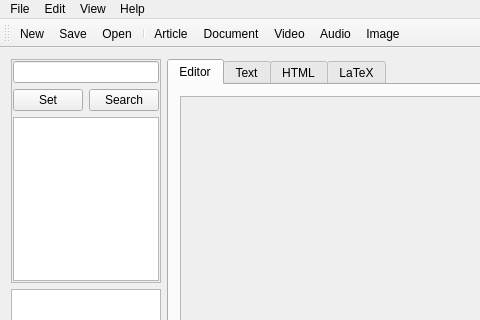
The window that mainwindow.ui (mdamien/NotesManager) describes before a commit, drawn with Qt 5; both pictures show x 0 to 480 and y 0 to 320 of the 720 by 464 pixel window.
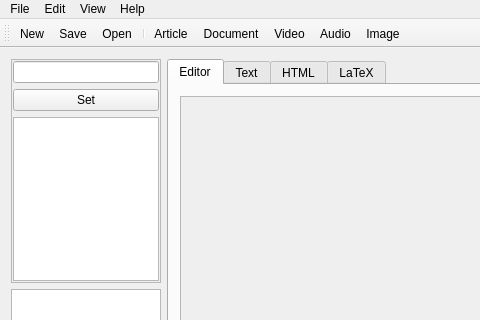
The same window after the commit. Icons and pictures are not drawn.

Commit message: close note + tag update

Diff of the .ui file:
```diff
--- a/mainwindow.ui
+++ b/mainwindow.ui
@@ -65,13 +65,6 @@
                </property>
               </widget>
              </item>
-             <item>
-              <widget class="QPushButton" name="tag_search">
-               <property name="text">
-                <string>Search</string>
-               </property>
-              </widget>
-             </item>
             </layout>
            </widget>
           </item>
```
Left out of the diff: 101 changed lines with no effect on the pictures. The commit also changes 2 other files.
